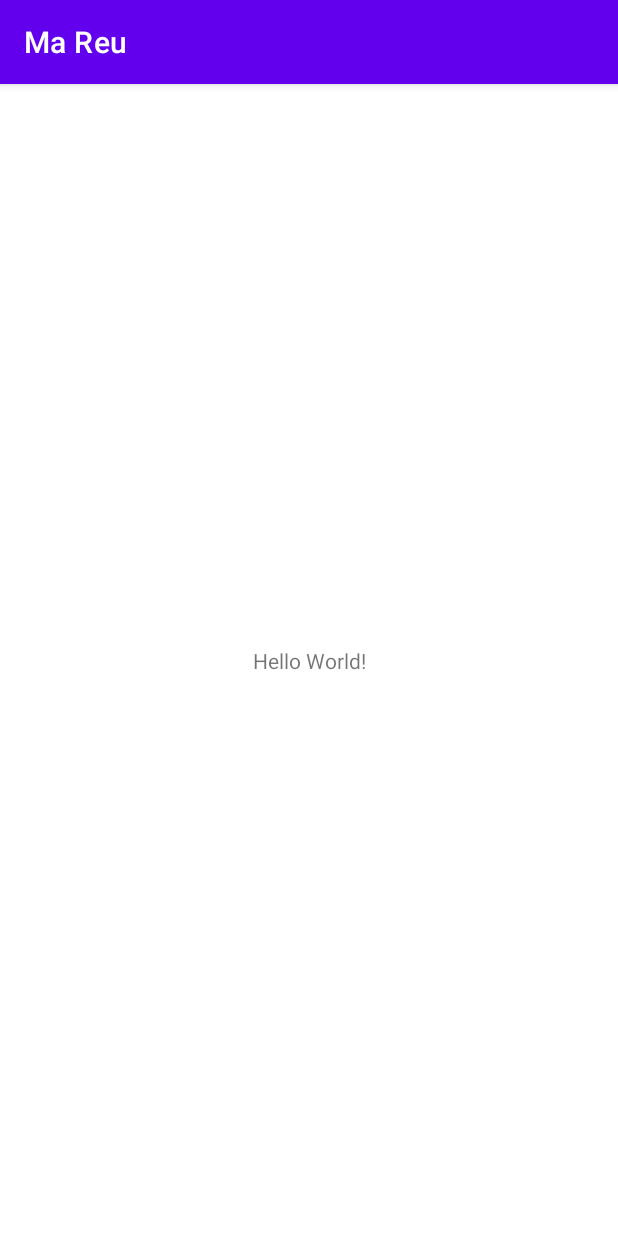
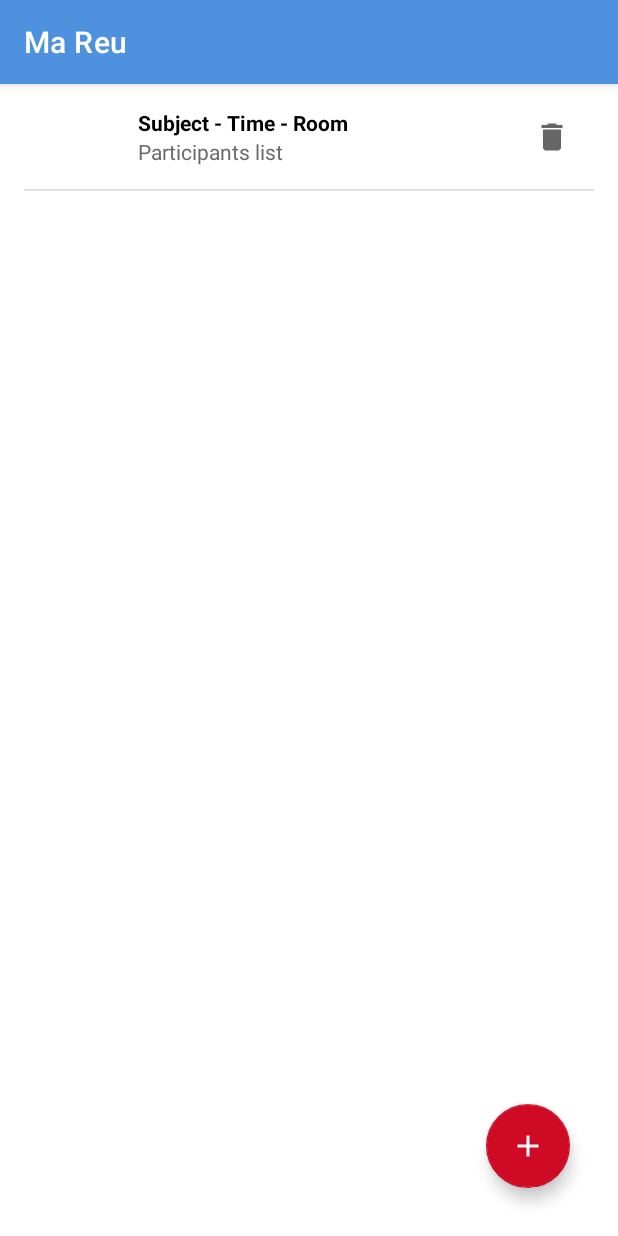
Before and after one commit to SimoJOUDAR/P4_MaReu, an Android app: the screen it shows after launch (MeetingsListActivity), on a phone screen of 412 x 824 dp. Run offline under Robolectric (Android 15) with nearby library versions, the phone set to English and light mode, and no system bars.

Commit message:
Basic main layout (activity_meetings_list.xml), Fragment layout (fragment_meetings_list.xml) and ViewHolder layout (meeting_item.xml). Basic empty RecyclerView Adapter

```diff
--- a/app/build.gradle
+++ b/app/build.gradle
@@ -32,6 +32,7 @@ dependencies {
     implementation 'androidx.appcompat:appcompat:1.4.1'
     implementation 'com.google.android.material:material:1.5.0'
     implementation 'androidx.constraintlayout:constraintlayout:2.1.3'
+    implementation 'androidx.legacy:legacy-support-v4:1.0.0'
     testImplementation 'junit:junit:4.13.2'
     androidTestImplementation 'androidx.test.ext:junit:1.1.3'
     androidTestImplementation 'androidx.test.espresso:espresso-core:3.4.0'
--- /dev/null
+++ b/app/src/main/java/fr/joudar/mareu/model/Meeting.java
@@ -0,0 +1,6 @@
+package fr.joudar.mareu.model;
+
+public class Meeting {
+    public Meeting() {
+    }
+}
--- a/app/src/main/java/fr/joudar/mareu/ui/MeetingsListActivity.java
+++ b/app/src/main/java/fr/joudar/mareu/ui/MeetingsListActivity.java
@@ -1,6 +1,9 @@
 package fr.joudar.mareu.ui;
 
 import androidx.appcompat.app.AppCompatActivity;
+import androidx.fragment.app.FragmentManager;
+import androidx.fragment.app.FragmentTransaction;
+import androidx.recyclerview.widget.RecyclerView;
 
 import android.os.Bundle;
 
@@ -8,9 +11,14 @@ import fr.joudar.mareu.R;
 
 public class MeetingsListActivity extends AppCompatActivity {
 
+    MeetingsListFragment mMeetingsListFragment;
     @Override
     protected void onCreate(Bundle savedInstanceState) {
         super.onCreate(savedInstanceState);
         setContentView(R.layout.activity_meetings_list);
+
+        mMeetingsListFragment = MeetingsListFragment.newInstance();
+        //FragmentManager fragmentManager = getSupportFragmentManager();
+        getSupportFragmentManager().beginTransaction().replace(R.id.fragment_container, mMeetingsListFragment).commit();
     }
 }
--- /dev/null
+++ b/app/src/main/java/fr/joudar/mareu/ui/MeetingsListFragment.java
@@ -0,0 +1,49 @@
+package fr.joudar.mareu.ui;
+
+import android.content.Context;
+import android.os.Bundle;
+import android.view.LayoutInflater;
+import android.view.View;
+import android.view.ViewGroup;
+
+import androidx.fragment.app.Fragment;
+import androidx.recyclerview.widget.DividerItemDecoration;
+import androidx.recyclerview.widget.LinearLayoutManager;
+import androidx.recyclerview.widget.RecyclerView;
+
+import fr.joudar.mareu.R;
+import fr.joudar.mareu.model.Meeting;
+
+public class MeetingsListFragment extends Fragment {
+
+    private RecyclerView mRecyclerView;
+    Meeting mMeeting;
+
+    public static MeetingsListFragment newInstance() {
+        MeetingsListFragment fragment = new MeetingsListFragment();
+        return fragment;
+    }
+
+    @Override
+    public void onCreate(Bundle savedInstanceState) {
+        super.onCreate(savedInstanceState);
+    }
+
+    @Override
+    public View onCreateView(LayoutInflater inflater, ViewGroup container,
+                             Bundle savedInstanceState) {
+        // Inflate the layout for this fragment
+        View view = inflater.inflate(R.layout.fragment_meetings_list, container, false);
+        Context context = view.getContext();
+        mRecyclerView = (RecyclerView) view;
+        mRecyclerView.setLayoutManager(new LinearLayoutManager(context));
+        mRecyclerView.addItemDecoration(new DividerItemDecoration(getContext(), DividerItemDecoration.VERTICAL));
+        return view;
+    }
+
+    @Override
+    public void onResume() {
+        super.onResume();
+        mRecyclerView.setAdapter(new MeetingsListRecyclerViewAdapter(mMeeting));
+    }
+}
--- /dev/null
+++ b/app/src/main/java/fr/joudar/mareu/ui/MeetingsListRecyclerViewAdapter.java
@@ -0,0 +1,44 @@
+package fr.joudar.mareu.ui;
+
+import android.view.LayoutInflater;
+import android.view.View;
+import android.view.ViewGroup;
+
+import androidx.annotation.NonNull;
+import androidx.recyclerview.widget.RecyclerView;
+
+import fr.joudar.mareu.R;
+import fr.joudar.mareu.model.Meeting;
+
+public class MeetingsListRecyclerViewAdapter extends RecyclerView.Adapter<MeetingsListRecyclerViewAdapter.ViewHolder> {
+
+    Meeting mMeeting;
+
+    public MeetingsListRecyclerViewAdapter(Meeting meeting) {
+        mMeeting = meeting;
+    }
+
+    @NonNull
+    @Override
+    public ViewHolder onCreateViewHolder(@NonNull ViewGroup parent, int viewType) {
+        View view = LayoutInflater.from(parent.getContext())
+                .inflate(R.layout.meeting_item, parent, false);
+        return new ViewHolder(view);
+    }
+
+    @Override
+    public void onBindViewHolder(@NonNull MeetingsListRecyclerViewAdapter.ViewHolder holder, int position) {
+
+    }
+
+    @Override
+    public int getItemCount() {
+        return 1;
+    }
+
+    public class ViewHolder extends RecyclerView.ViewHolder {
+        public ViewHolder(View view) {
+            super(view);
+        }
+    }
+}
--- /dev/null
+++ b/app/src/main/res/drawable-v24/ic_baseline_add_24.xml
@@ -0,0 +1,5 @@
+<vector android:height="24dp" android:tint="@color/white"
+    android:viewportHeight="24" android:viewportWidth="24"
+    android:width="24dp" xmlns:android="http://schemas.android.com/apk/res/android">
+    <path android:fillColor="#FFFFFF"  android:pathData="M19,13h-6v6h-2v-6H5v-2h6V5h2v6h6v2z"/>
+</vector>
--- /dev/null
+++ b/app/src/main/res/drawable-v24/ic_baseline_delete_24.xml
@@ -0,0 +1,10 @@
+<vector xmlns:android="http://schemas.android.com/apk/res/android"
+    android:width="24dp"
+    android:height="24dp"
+    android:viewportWidth="24"
+    android:viewportHeight="24"
+    android:tint="?attr/colorControlNormal">
+  <path
+      android:fillColor="@android:color/white"
+      android:pathData="M6,19c0,1.1 0.9,2 2,2h8c1.1,0 2,-0.9 2,-2V7H6v12zM19,4h-3.5l-1,-1h-5l-1,1H5v2h14V4z"/>
+</vector>
--- a/app/src/main/res/layout/activity_meetings_list.xml
+++ b/app/src/main/res/layout/activity_meetings_list.xml
@@ -1,18 +1,33 @@
 <?xml version="1.0" encoding="utf-8"?>
-<androidx.constraintlayout.widget.ConstraintLayout xmlns:android="http://schemas.android.com/apk/res/android"
+<androidx.coordinatorlayout.widget.CoordinatorLayout
+    xmlns:android="http://schemas.android.com/apk/res/android"
     xmlns:app="http://schemas.android.com/apk/res-auto"
     xmlns:tools="http://schemas.android.com/tools"
     android:layout_width="match_parent"
     android:layout_height="match_parent"
-    tools:context=".ui.MeetingsListActivity">
+    tools:context=".ui.MeetingsListActivity" >
 
-    <TextView
+
+    <androidx.fragment.app.FragmentContainerView
+        android:id="@+id/fragment_container"
+        android:layout_width="match_parent"
+        android:layout_height="match_parent" >
+    </androidx.fragment.app.FragmentContainerView>
+
+    <com.google.android.material.floatingactionbutton.FloatingActionButton
+        android:id="@+id/button_add_meeting"
         android:layout_width="wrap_content"
         android:layout_height="wrap_content"
-        android:text="Hello World!"
+        android:layout_gravity="end|bottom"
+        android:layout_margin="32dp"
+        android:layout_marginEnd="375dp"
+        app:backgroundTint="@color/red"
+        app:tint="@color/white"
         app:layout_constraintBottom_toBottomOf="parent"
-        app:layout_constraintLeft_toLeftOf="parent"
-        app:layout_constraintRight_toRightOf="parent"
-        app:layout_constraintTop_toTopOf="parent" />
+        app:layout_constraintEnd_toEndOf="parent"
+        android:src="@drawable/ic_baseline_add_24"
+        android:contentDescription="Add a new meeting"
+        android:elevation="5dp" />
 
-</androidx.constraintlayout.widget.ConstraintLayout>
+
+</androidx.coordinatorlayout.widget.CoordinatorLayout>
--- /dev/null
+++ b/app/src/main/res/layout/fragment_meetings_list.xml
@@ -0,0 +1,13 @@
+<?xml version="1.0" encoding="utf-8"?>
+<androidx.recyclerview.widget.RecyclerView xmlns:android="http://schemas.android.com/apk/res/android"
+    xmlns:app="http://schemas.android.com/apk/res-auto"
+    android:layout_width="match_parent"
+    android:layout_height="match_parent"
+    xmlns:tools="http://schemas.android.com/tools"
+    android:id="@+id/recycler_view_list"
+    android:layout_marginLeft="16dp"
+    android:layout_marginRight="16dp"
+    app:layoutManager="LinearLayoutManager"
+    tools:context=".ui.MeetingsListFragment"
+    tools:listitem="@layout/meeting_item"
+    />
--- /dev/null
+++ b/app/src/main/res/layout/meeting_item.xml
@@ -0,0 +1,83 @@
+<?xml version="1.0" encoding="utf-8"?>
+<androidx.constraintlayout.widget.ConstraintLayout
+    xmlns:android="http://schemas.android.com/apk/res/android"
+    xmlns:app="http://schemas.android.com/apk/res-auto"
+    xmlns:tools="http://schemas.android.com/tools"
+    android:layout_width="match_parent"
+    android:layout_height="wrap_content"
+    android:orientation="horizontal">
+
+
+    <ImageView
+        android:id="@+id/item_avatar"
+        android:layout_width="50dp"
+        android:layout_height="50dp"
+        android:layout_marginStart="16dp"
+        android:layout_marginTop="10dp"
+        android:layout_marginBottom="10dp"
+        app:layout_constraintBottom_toBottomOf="parent"
+        app:layout_constraintStart_toStartOf="parent"
+        app:layout_constraintTop_toTopOf="parent" />
+
+    <androidx.constraintlayout.widget.ConstraintLayout
+        android:id="@+id/item_text_container"
+        android:layout_width="0dp"
+        android:layout_height="wrap_content"
+        android:layout_marginStart="10dp"
+        app:layout_constraintBottom_toBottomOf="parent"
+        app:layout_constraintEnd_toStartOf="@id/delete_item_button"
+        app:layout_constraintStart_toEndOf="@id/item_avatar"
+        app:layout_constraintTop_toTopOf="parent">
+
+        <TextView
+            android:id="@+id/meeting_info"
+            android:layout_width="match_parent"
+            android:layout_height="wrap_content"
+            android:text="Subject - Time - Room"
+            android:textColor="@color/black"
+            android:textStyle="bold"
+            app:layout_constraintEnd_toEndOf="parent"
+            app:layout_constraintStart_toStartOf="parent"
+            app:layout_constraintTop_toTopOf="parent" />
+
+        <!-- GUEST LIST - SCROLLABLE with HorizontalScrollView -->
+        <HorizontalScrollView
+            android:layout_width="match_parent"
+            android:layout_height="wrap_content"
+            app:layout_constraintBottom_toBottomOf="parent"
+            app:layout_constraintEnd_toEndOf="parent"
+            app:layout_constraintStart_toStartOf="parent"
+            app:layout_constraintTop_toBottomOf="@id/meeting_info"
+            tools:layout_editor_absoluteX="60dp"
+            tools:layout_editor_absoluteY="30dp">
+
+            <TextView
+                android:id="@+id/meeting_participants"
+                android:layout_width="wrap_content"
+                android:layout_height="wrap_content"
+                android:scrollHorizontally="true"
+                android:singleLine="true"
+                android:text="Participants list"
+                android:textColor="@color/grey"
+                android:focusable="true"
+                android:focusableInTouchMode="true"
+                app:layout_constraintBottom_toBottomOf="parent"
+                app:layout_constraintEnd_toEndOf="parent"
+                app:layout_constraintStart_toStartOf="parent"
+                app:layout_constraintTop_toBottomOf="@id/meeting_info" />
+        </HorizontalScrollView>
+
+    </androidx.constraintlayout.widget.ConstraintLayout>
+
+    <ImageButton
+        android:id="@+id/delete_item_button"
+        android:layout_width="wrap_content"
+        android:layout_height="wrap_content"
+        android:layout_marginEnd="16dp"
+        android:background="@null"
+        app:layout_constraintBottom_toBottomOf="@+id/item_text_container"
+        app:layout_constraintEnd_toEndOf="parent"
+        app:layout_constraintTop_toTopOf="@+id/item_text_container"
+        app:srcCompat="@drawable/ic_baseline_delete_24" />
+
+</androidx.constraintlayout.widget.ConstraintLayout>
--- a/app/src/main/res/values/colors.xml
+++ b/app/src/main/res/values/colors.xml
@@ -7,4 +7,9 @@
     <color name="teal_700">#FF018786</color>
     <color name="black">#FF000000</color>
     <color name="white">#FFFFFFFF</color>
+    <color name="red">#CE0A24</color>
+    <color name="grey">#6A6A6A</color>
+
+    <color name="colorPrimary">#4E92DF</color>
+    <color name="colorPrimaryDark">#0068DD</color>
 </resources>
--- a/app/src/main/res/values/strings.xml
+++ b/app/src/main/res/values/strings.xml
@@ -1,3 +1,5 @@
 <resources>
     <string name="app_name">Ma Reu</string>
+    <!-- TODO: Remove or change this placeholder text -->
+    <string name="hello_blank_fragment">Hello blank fragment</string>
 </resources>
--- a/app/src/main/res/values/themes.xml
+++ b/app/src/main/res/values/themes.xml
@@ -2,12 +2,12 @@
     <!-- Base application theme. -->
     <style name="Theme.MaReu" parent="Theme.MaterialComponents.DayNight.DarkActionBar">
         <!-- Primary brand color. -->
-        <item name="colorPrimary">@color/purple_500</item>
-        <item name="colorPrimaryVariant">@color/purple_700</item>
+        <item name="colorPrimary">@color/colorPrimary</item>
+        <item name="colorPrimaryVariant">@color/colorPrimaryDark</item>
         <item name="colorOnPrimary">@color/white</item>
         <!-- Secondary brand color. -->
-        <item name="colorSecondary">@color/teal_200</item>
-        <item name="colorSecondaryVariant">@color/teal_700</item>
+        <item name="colorSecondary">@color/purple_500</item>
+        <item name="colorSecondaryVariant">@color/purple_700</item>
         <item name="colorOnSecondary">@color/black</item>
         <!-- Status bar color. -->
         <item name="android:statusBarColor" tools:targetApi="l">?attr/colorPrimaryVariant</item>
```
